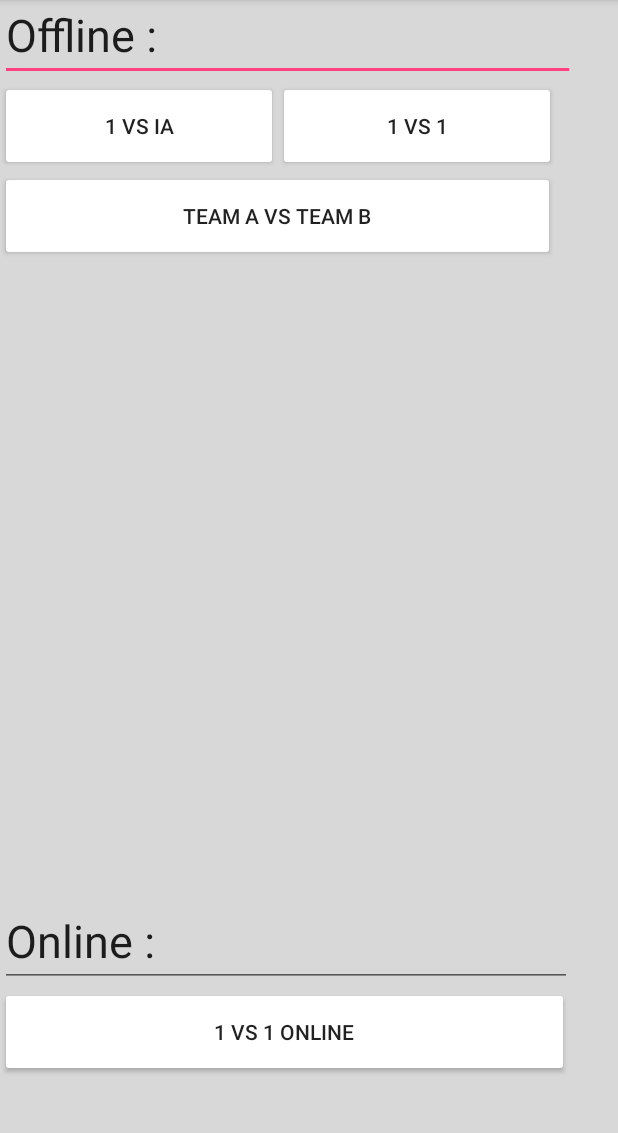
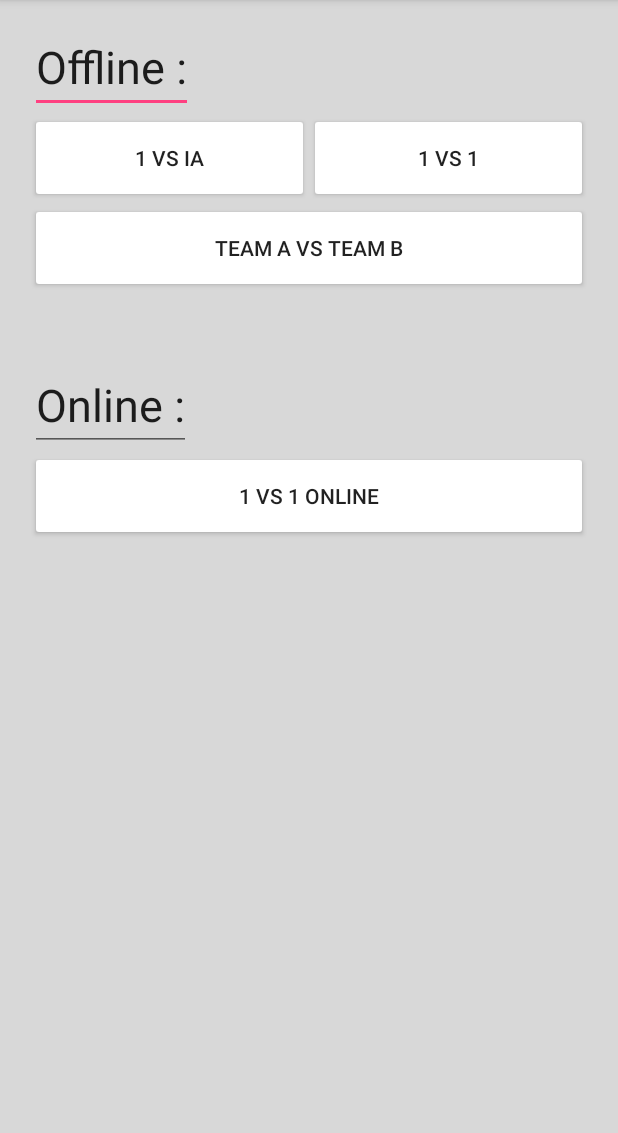
Before and after one commit to Garinlu/Polytech-2017-5A-garin_delacomble, an Android app: the screen it shows after launch (MainActivity), on a phone screen of 412 x 824 dp, the part 84-1217 px from its top. Run offline under Robolectric (Android 15) with nearby library versions, the phone set to English and light mode, and no system bars.

Commit message:
finish first layout

```diff
--- a/app/src/main/res/layout/activity_main.xml
+++ b/app/src/main/res/layout/activity_main.xml
@@ -4,78 +4,80 @@
     xmlns:tools="http://schemas.android.com/tools"
     android:layout_width="match_parent"
     android:layout_height="match_parent"
-    tools:context="com.example.lucas.tppolytech.MainActivity"
-    android:background="@color/colorBack">
+    android:background="@color/colorBack"
+    android:padding="20dp"
+    tools:context="com.example.lucas.tppolytech.MainActivity">
 
-    <GridLayout
-        android:layout_width="0dp"
+    <LinearLayout
+        android:layout_width="fill_parent"
         android:layout_height="wrap_content"
-        android:columnCount="1"
-        tools:layout_editor_absoluteY="0dp"
-        tools:layout_editor_absoluteX="8dp"
-        android:layout_gravity="top">
+        android:orientation="vertical">
+
+        <LinearLayout
+            android:layout_width="match_parent"
+            android:layout_height="wrap_content"
+            android:orientation="vertical">
 
             <EditText
                 android:id="@+id/editText2"
-            android:layout_width="383dp"
-            android:layout_height="54dp"
-            android:ems="10"
+                android:layout_width="wrap_content"
+                android:layout_height="55dp"
+                android:layout_gravity="top|left"
                 android:inputType="textPersonName"
                 android:text="Offline :"
-            android:textSize="30sp"/>
+                android:textSize="30sp" />
 
             <LinearLayout
                 android:layout_width="match_parent"
-            android:layout_height="match_parent"
+                android:layout_height="wrap_content"
                 android:orientation="horizontal">
-
 
                 <Button
                     android:id="@+id/button"
-                android:layout_width="185dp"
+                    android:layout_width="match_parent"
                     android:layout_height="60dp"
-                android:text="1 vs IA"/>
+                    android:layout_weight="1"
+                    android:layout_alignParentLeft="true"
+                    android:text="1 vs IA" />
 
                 <Button
                     android:id="@+id/button2"
-                android:layout_width="185dp"
+                    android:layout_width="match_parent"
                     android:layout_height="60dp"
-                android:text="1 vs 1"/>
+                    android:layout_weight="1"
+                    android:layout_alignParentRight="true"
+                    android:text="1 vs 1" />
+
             </LinearLayout>
 
             <Button
                 android:id="@+id/button3"
-            android:layout_width="370dp"
+                android:layout_width="match_parent"
                 android:layout_height="60dp"
-            android:text="Team A vs Team B"/>
-    </GridLayout>
+                android:text="Team A vs Team B" />
 
-    <GridLayout
-        android:layout_width="395dp"
+        </LinearLayout>
+
+        <LinearLayout
+            android:layout_width="match_parent"
             android:layout_height="wrap_content"
-        android:columnCount="1"
-        tools:layout_editor_absoluteX="8dp"
-        app:layout_constraintBottom_toBottomOf="parent"
-        android:layout_marginBottom="50dp">
+            android:layout_marginTop="50dp"
+            android:orientation="vertical">
 
             <EditText
                 android:id="@+id/editText3"
-            android:layout_width="381dp"
-            android:layout_height="54dp"
-            android:ems="10"
+                android:layout_width="wrap_content"
+                android:layout_height="55dp"
                 android:inputType="textPersonName"
                 android:text="Online :"
-            android:textSize="30sp"
-            tools:layout_editor_absoluteX="16dp"
-            tools:layout_editor_absoluteY="340dp" />
+                android:textSize="30sp" />
 
             <Button
                 android:id="@+id/button4"
-            android:layout_width="379dp"
+                android:layout_width="match_parent"
                 android:layout_height="60dp"
-            android:text="1 vs 1 Online"
-            tools:layout_editor_absoluteX="16dp"
-            tools:layout_editor_absoluteY="416dp" />
+                android:text="1 vs 1 Online" />
 
-    </GridLayout>
+        </LinearLayout>
+    </LinearLayout>
 </android.support.constraint.ConstraintLayout>
--- a/app/src/main/res/layout/activity_quizz.xml
+++ b/app/src/main/res/layout/activity_quizz.xml
@@ -10,6 +10,7 @@
         android:rowCount="2">
 
 
+
     </GridLayout>
 
 </LinearLayout>
```
Lines whose indentation alone changed are shown as unchanged.
